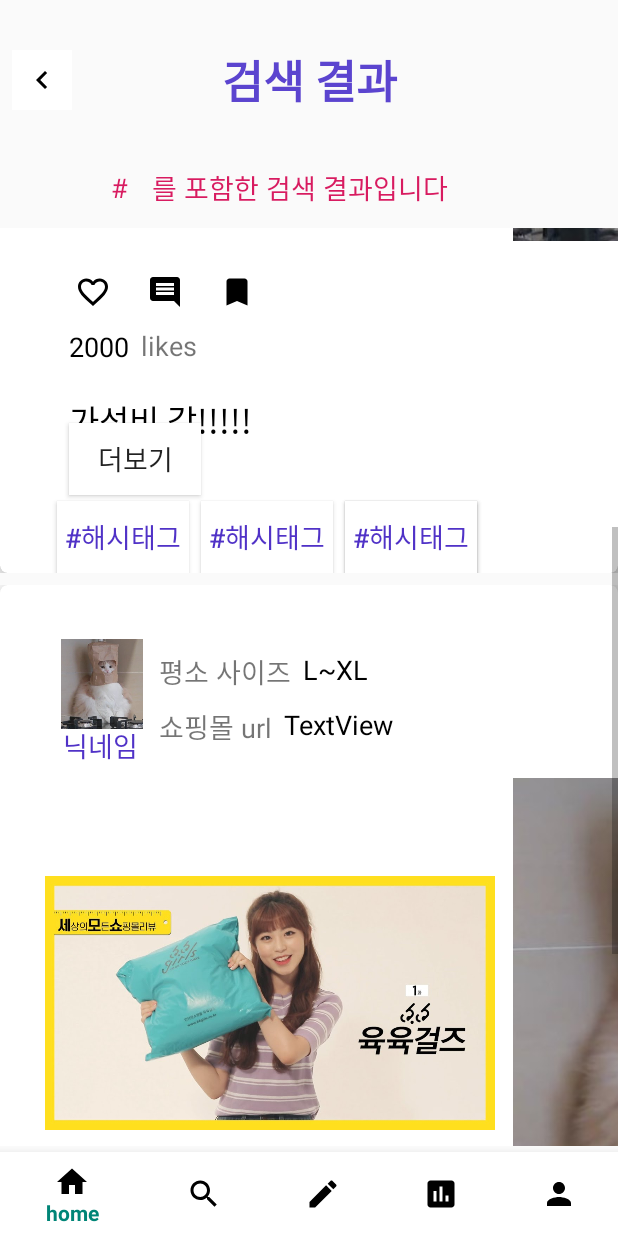
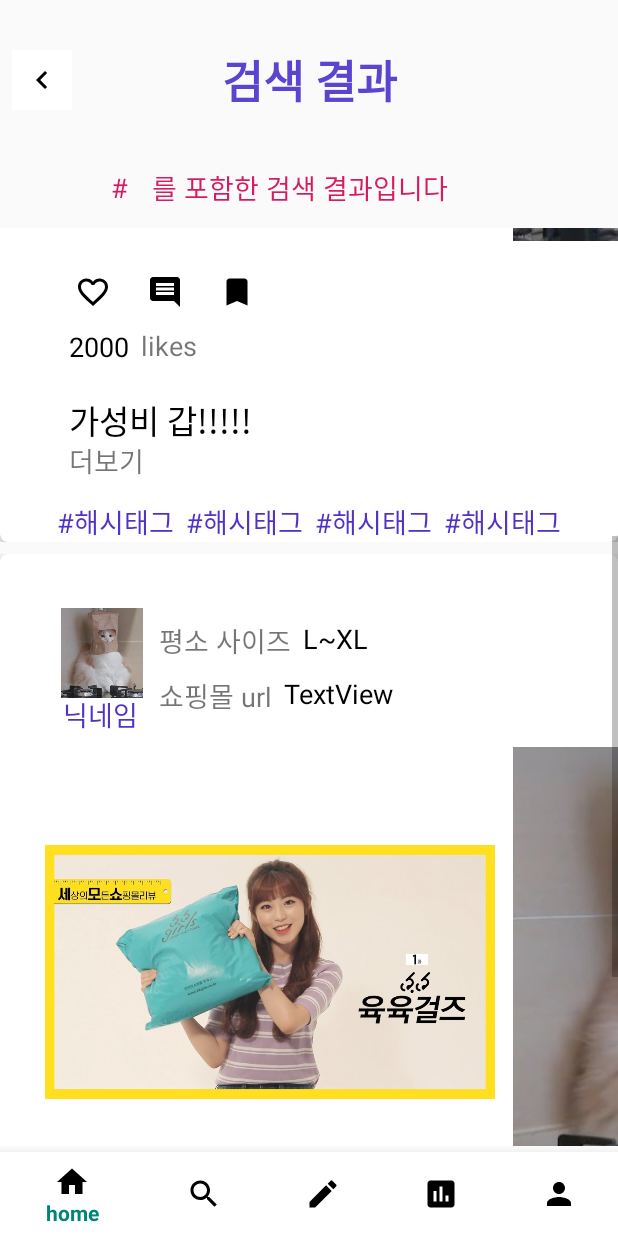
Before and after one commit to dev-Lena/FitMe, an Android app: the searching_result screen opened directly, with no data from a screen before it, scrolled down 428 dp, on a phone screen of 412 x 824 dp. Run offline under Robolectric (Android 15) with nearby library versions, the phone set to English and light mode, and no system bars.

Commit message:
8.24 수정중

```diff
--- a/app/src/main/res/layout/activity_review_card.xml
+++ b/app/src/main/res/layout/activity_review_card.xml
@@ -201,8 +201,8 @@
         app:layout_constraintTop_toTopOf="@+id/guideline6"
         app:layout_constraintVertical_bias="0.042" />
 
-    <Button
-        android:id="@+id/button_more"
+    <TextView
+        android:id="@+id/textView_more"
         android:layout_width="wrap_content"
         android:layout_height="wrap_content"
         android:layout_marginStart="16dp"
@@ -229,8 +229,8 @@
         app:layout_constraintTop_toTopOf="@+id/guideline5"
         app:layout_constraintVertical_bias="0.333" />
 
-    <Button
-        android:id="@+id/button_hashtag2"
+    <TextView
+        android:id="@+id/textView_hashtag2"
         android:layout_width="wrap_content"
         android:layout_height="wrap_content"
         android:layout_marginStart="8dp"
@@ -239,11 +239,11 @@
         android:text="#해시태그"
         android:textColor="@color/colorDarkPurple"
         android:textSize="18sp"
-        app:layout_constraintStart_toEndOf="@+id/button_hashtag1"
+        app:layout_constraintStart_toEndOf="@+id/textView_hashtag1"
         app:layout_constraintTop_toTopOf="@+id/guideline7" />
 
-    <Button
-        android:id="@+id/button_hashtag3"
+    <TextView
+        android:id="@+id/textView_hashtag3"
         android:layout_width="wrap_content"
         android:layout_height="wrap_content"
         android:layout_marginStart="8dp"
@@ -252,11 +252,11 @@
         android:text="#해시태그"
         android:textColor="@color/colorDarkPurple"
         android:textSize="18sp"
-        app:layout_constraintStart_toEndOf="@+id/button_hashtag2"
+        app:layout_constraintStart_toEndOf="@+id/textView_hashtag2"
         app:layout_constraintTop_toTopOf="@+id/guideline7" />
 
-    <Button
-        android:id="@+id/button_hashtag1"
+    <TextView
+        android:id="@+id/textView_hashtag1"
         android:layout_width="wrap_content"
         android:layout_height="wrap_content"
         android:layout_marginStart="8dp"
@@ -268,8 +268,8 @@
         app:layout_constraintStart_toStartOf="@+id/guideline8"
         app:layout_constraintTop_toTopOf="@+id/guideline7" />
 
-    <Button
-        android:id="@+id/button_hashtag4"
+    <TextView
+        android:id="@+id/textView_hashtag4"
         android:layout_width="wrap_content"
         android:layout_height="wrap_content"
         android:layout_marginStart="8dp"
@@ -278,7 +278,7 @@
         android:textColor="@color/colorDarkPurple"
         android:background="@color/colorWhite"
         android:textSize="18sp"
-        app:layout_constraintStart_toEndOf="@+id/button_hashtag2"
+        app:layout_constraintStart_toEndOf="@+id/textView_hashtag3"
         app:layout_constraintTop_toTopOf="@+id/guideline7" />
 
     <TextView
```
Also changed, not shown: app/src/main/java/com/example/fitme/feed.java (+35 -25 lines), app/src/main/java/com/example/fitme/feed_Adapter.java (added, +140 -0 lines), app/src/main/java/com/example/fitme/feed_MainData.java (added, +213 -0 lines).
